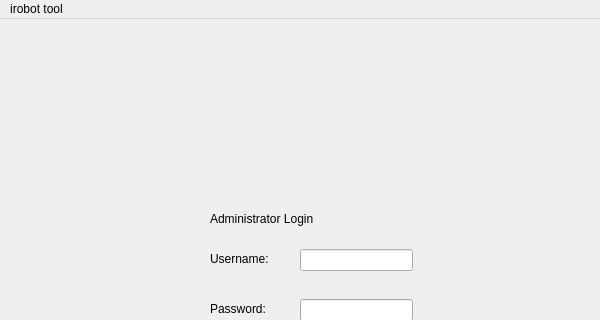
jgrady15/CS1C-Project-1, file loginscreen/mainwindow.ui: the form before one commit; both pictures show x 0 to 600 and y 0 to 320 of the 600 by 600 pixel window.
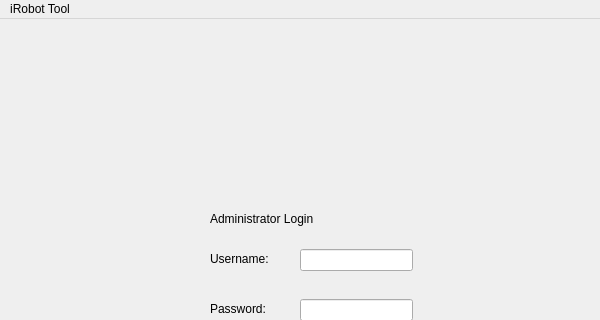
The form after the commit.

```diff
--- a/loginscreen/mainwindow.ui
+++ b/loginscreen/mainwindow.ui
@@ -101,7 +101,7 @@
    </property>
    <widget class="QMenu" name="menuirobot_login">
     <property name="title">
-     <string>irobot tool</string>
+     <string>iRobot Tool</string>
     </property>
    </widget>
    <addaction name="menuirobot_login"/>
```
Left out of the diff: 11 changed lines with no effect on the pictures.
